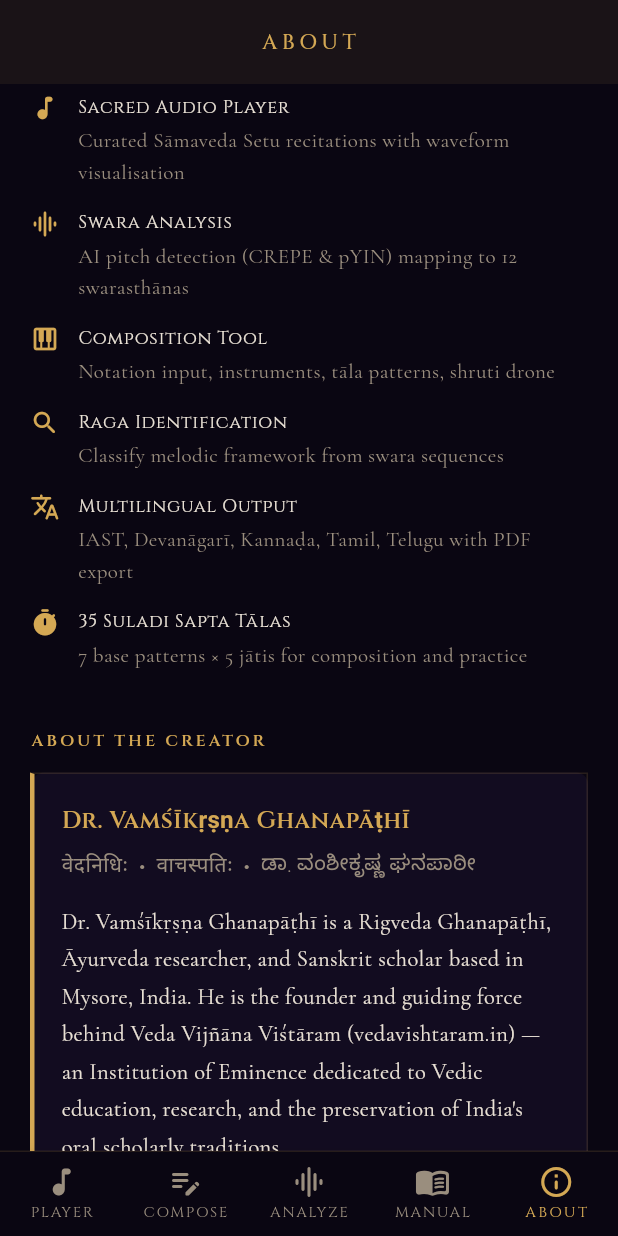
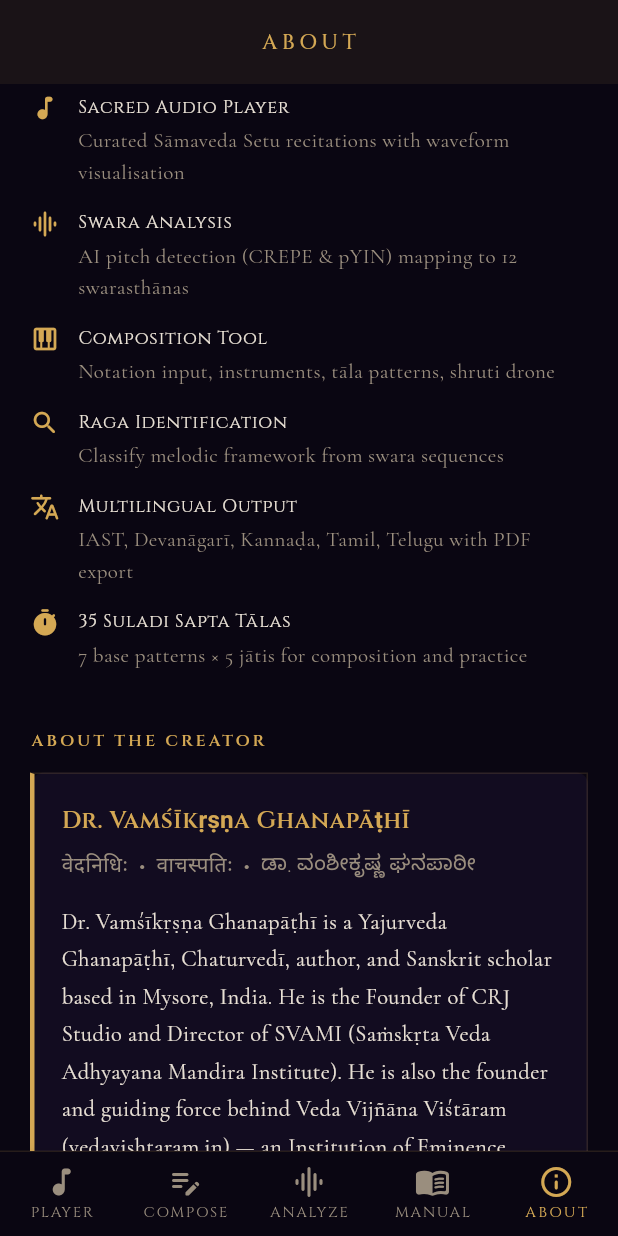
Before and after one commit to vedavv/crj-engine, a Flutter app: the screen it shows after launch, item 5 of the bottom bar chosen, scrolled down 576 dp, on a phone screen of 412 x 824 dp. Run offline on Flutter 3.47's test engine with Material 3 defaults, Android fonts, the phone set to English and light mode, and no system bars; our stand-ins replace file_picker, google_fonts, just_audio, share_plus, webview_flutter; missing offline and left inert: record; network calls fail.

Commit message:
Update creator bio: Yajurveda Ghanapāṭhī, Chaturvedī, Founder CRJ, Director SVAMI
Co-Authored-By: Claude Opus 4.6 <noreply@anthropic.com>

```diff
--- a/mobile/lib/screens/about_screen.dart
+++ b/mobile/lib/screens/about_screen.dart
@@ -124,9 +124,11 @@ class AboutScreen extends StatelessWidget {
                 ),
                 const SizedBox(height: 14),
                 _bodyText(
-                  'Dr. Vamśīkṛṣṇa Ghanapāṭhī is a Rigveda Ghanapāṭhī, '
-                  'Āyurveda researcher, and Sanskrit scholar based in Mysore, India. '
-                  'He is the founder and guiding force behind Veda Vijñāna Viśtāram '
+                  'Dr. Vamśīkṛṣṇa Ghanapāṭhī is a Yajurveda Ghanapāṭhī, '
+                  'Chaturvedī, author, and Sanskrit scholar based in Mysore, India. '
+                  'He is the Founder of CRJ Studio and Director of SVAMI '
+                  '(Saṁskṛta Veda Adhyayana Mandira Institute). He is also the '
+                  'founder and guiding force behind Veda Vijñāna Viśtāram '
                   '(vedavishtaram.in) — an Institution of Eminence dedicated to '
                   'Vedic education, research, and the preservation of India\'s oral '
                   'scholarly traditions.',
@@ -149,7 +151,11 @@ class AboutScreen extends StatelessWidget {
           const SizedBox(height: 12),
           _honorRow('Vedanidhi (वेदनिधिः)', 'Treasury of Vedic Knowledge'),
           _honorRow('Vāchaspati (वाचस्पतिः)', 'Master of Sacred Speech'),
-          _honorRow('Rigveda Ghanapāṭhī', 'Master of Ghanapāṭha recitation'),
+          _honorRow('Yajurveda Ghanapāṭhī', 'Master of Ghanapāṭha recitation'),
+          _honorRow('Chaturvedī', 'Scholar of all four Vedas'),
+          _honorRow('Founder', 'CRJ Studio, Mysore'),
+          _honorRow('Author', ''),
+          _honorRow('Director', 'SVAMI (Saṁskṛta Veda Adhyayana Mandira Institute)'),
           const SizedBox(height: 24),
 
           // CRJ Studio
@@ -355,7 +361,7 @@ class AboutScreen extends StatelessWidget {
                         fontWeight: FontWeight.w600,
                       ),
                     ),
-                    TextSpan(
+                    if (desc.isNotEmpty) TextSpan(
                       text: ' — $desc',
                       style: GoogleFonts.cormorantGaramond(
                         fontSize: 15,
```
Also changed, not shown: 1 other file.
